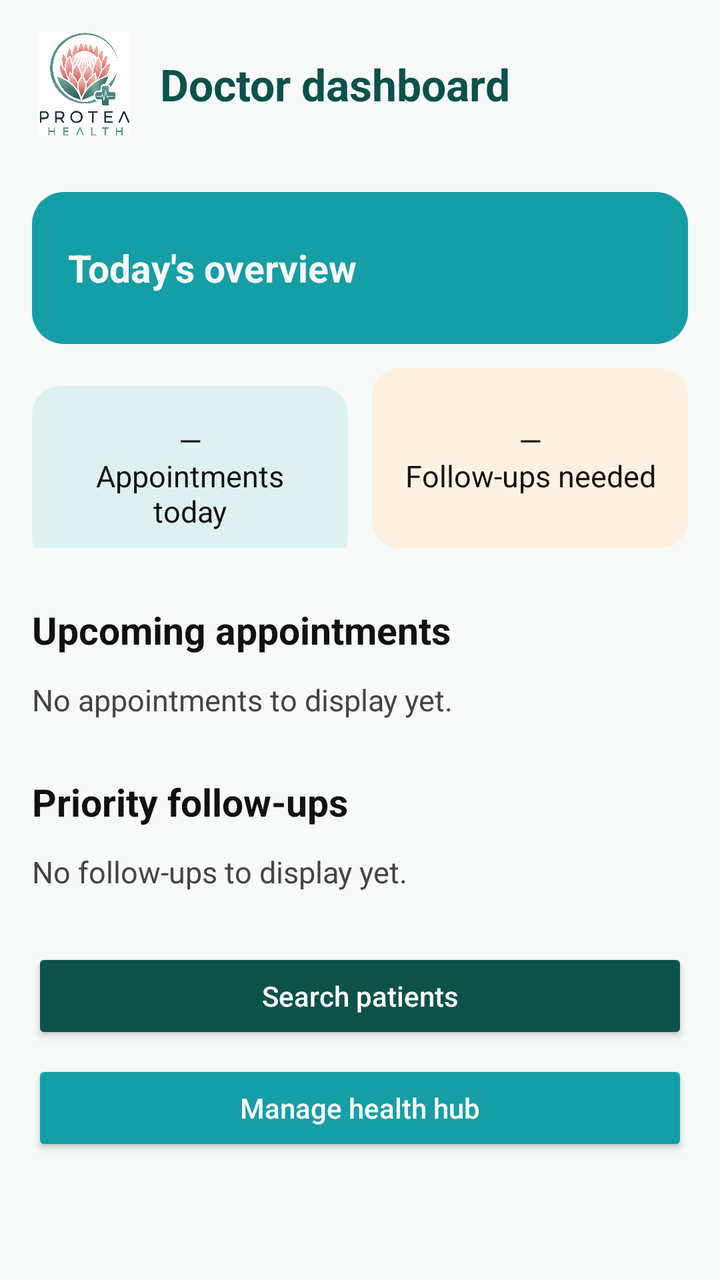
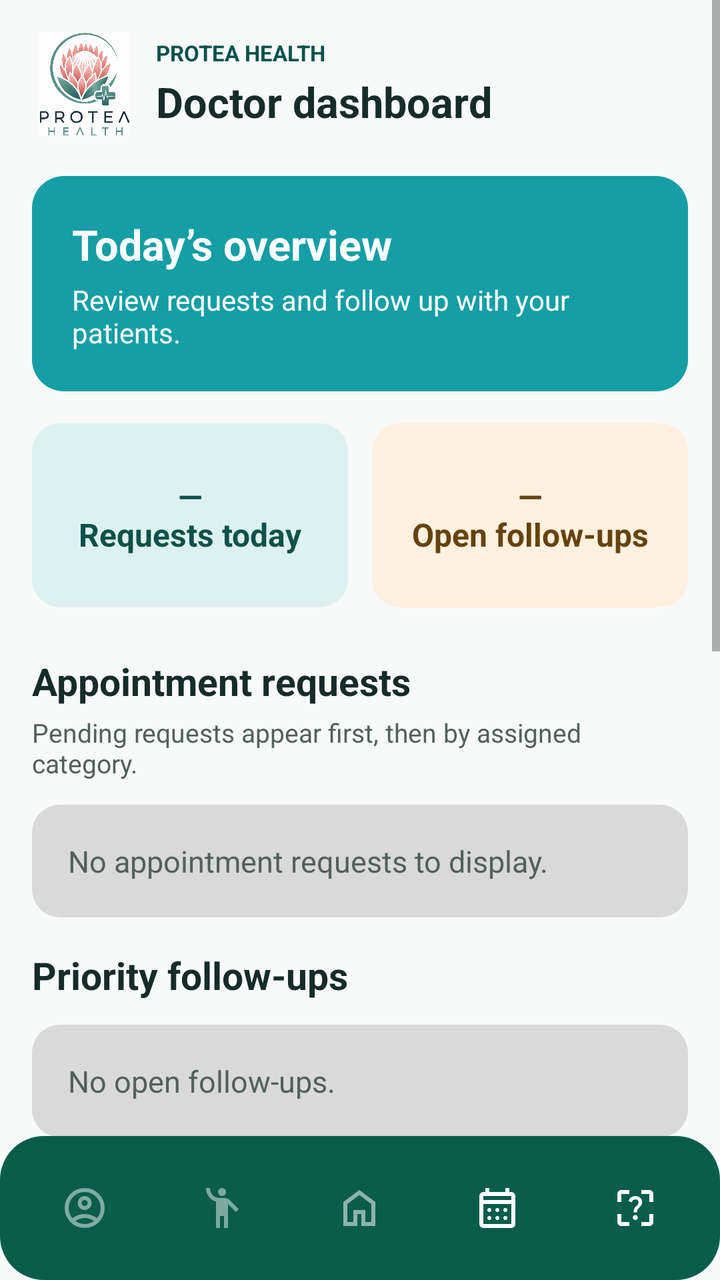

Two renders of the same Android screen: before a commit and after it. Below are the layout's source before the change and the commit's diff.
<!-- AndroidManifest.xml: application theme Theme.Proteahealth -->
<!-- res/layout/activity_doctor_dashboard.xml -->
<?xml version="1.0" encoding="utf-8"?>

<ScrollView xmlns:android="http://schemas.android.com/apk/res/android"
    android:layout_width="match_parent"
    android:layout_height="match_parent"
    android:background="#F7FAF9"
    android:fillViewport="true">

    <LinearLayout
        android:layout_width="match_parent"
        android:layout_height="wrap_content"
        android:orientation="vertical"
        android:padding="16dp">

        <LinearLayout
            android:layout_width="match_parent"
            android:layout_height="wrap_content"
            android:gravity="center_vertical"
            android:orientation="horizontal">

            <ImageView
                android:layout_width="52dp"
                android:layout_height="52dp"
                android:contentDescription="Protea Health logo"
                android:src="@drawable/project_logo_mark" />

            <TextView
                android:layout_width="wrap_content"
                android:layout_height="wrap_content"
                android:layout_marginStart="12dp"
                android:text="Doctor dashboard"
                android:textColor="#0C514A"
                android:textSize="22sp"
                android:textStyle="bold" />
        </LinearLayout>

        <TextView
            android:layout_width="match_parent"
            android:layout_height="wrap_content"
            android:layout_marginTop="28dp"
            android:text="Today's overview"
            android:textColor="#F7FAF9"
            android:textSize="19sp"
            android:textStyle="bold"
            android:background="@drawable/bg_home_banner"
            android:gravity="center_vertical"
            android:minHeight="76dp"
            android:padding="18dp"/>

        <LinearLayout
            android:layout_width="match_parent"
            android:layout_height="wrap_content"
            android:layout_marginTop="12dp"
            android:orientation="horizontal">

            <TextView
                android:id="@+id/tvTodayAppointmentsCount"
                android:layout_width="0dp"
                android:layout_height="wrap_content"
                android:layout_marginEnd="6dp"
                android:layout_weight="1"
                android:background="@drawable/bg_home_card"
                android:gravity="center"
                android:minHeight="90dp"
                android:padding="12dp"
                android:text="—\nAppointments today"
                android:textColor="#111111"
                android:textSize="15sp"
                android:backgroundTint="#DDF2F0"/>

            <TextView
                android:id="@+id/tvFollowUpsCount"
                android:layout_width="0dp"
                android:layout_height="wrap_content"
                android:layout_marginStart="6dp"
                android:layout_weight="1"
                android:background="@drawable/bg_home_card"
                android:gravity="center"
                android:minHeight="90dp"
                android:padding="12dp"
                android:text="—\nFollow-ups needed"
                android:textColor="#111111"
                android:backgroundTint="#FFF0DF"
                android:textSize="15sp" />
        </LinearLayout>

        <TextView
            android:layout_width="match_parent"
            android:layout_height="wrap_content"
            android:layout_marginTop="28dp"
            android:text="Upcoming appointments"
            android:textColor="#111111"
            android:textSize="19sp"
            android:textStyle="bold" />

        <LinearLayout
            android:id="@+id/appointmentsContainer"
            android:layout_width="match_parent"
            android:layout_height="wrap_content"
            android:layout_marginTop="12dp"
            android:orientation="vertical"
            android:background="@android:color/transparent"
            android:padding="0dp">

            <TextView
                android:id="@+id/tvAppointmentsEmpty"
                android:layout_width="match_parent"
                android:layout_height="wrap_content"
                android:text="No appointments to display yet."
                android:textColor="#444444"
                android:textSize="15sp" />
        </LinearLayout>

        <TextView
            android:layout_width="match_parent"
            android:layout_height="wrap_content"
            android:layout_marginTop="28dp"
            android:text="Priority follow-ups"
            android:textColor="#111111"
            android:textSize="19sp"
            android:textStyle="bold" />

        <LinearLayout
            android:id="@+id/followUpsContainer"
            android:layout_width="match_parent"
            android:layout_height="wrap_content"
            android:layout_marginTop="12dp"
            android:orientation="vertical"
            android:background="@android:color/transparent"
            android:padding="0dp">

            <TextView
                android:id="@+id/tvFollowUpsEmpty"
                android:layout_width="match_parent"
                android:layout_height="wrap_content"
                android:text="No follow-ups to display yet."
                android:textColor="#444444"
                android:textSize="15sp" />
        </LinearLayout>

        <Button
            android:id="@+id/btnSearchPatients"
            android:layout_width="match_parent"
            android:layout_height="wrap_content"
            android:layout_marginTop="28dp"
            android:minHeight="48dp"
            android:text="Search patients"
            android:backgroundTint="#0C514A"
            android:textColor="#FFFFFF"
            android:textAllCaps="false"/>

        <Button
            android:id="@+id/btnHealthHub"
            android:layout_width="match_parent"
            android:layout_height="wrap_content"
            android:layout_marginTop="8dp"
            android:minHeight="48dp"
            android:text="Manage health hub"
            android:backgroundTint="#159EA5"
            android:textColor="#FFFFFF"
            android:textAllCaps="false"/>

    </LinearLayout>
</ScrollView>
<!-- resources referenced by this layout -->
<resources>
  <!-- unchanged entries left out for length: 4 -->
</resources>

<!-- the commit's change to res/layout/activity_doctor_dashboard.xml (unified diff, before → after) -->
@@ -1,16 +1,25 @@
 <?xml version="1.0" encoding="utf-8"?>
-
-<ScrollView xmlns:android="http://schemas.android.com/apk/res/android"
+<FrameLayout
+    xmlns:android="http://schemas.android.com/apk/res/android"
+    android:id="@+id/doctorRoot"
     android:layout_width="match_parent"
     android:layout_height="match_parent"
-    android:background="#F7FAF9"
+    android:background="#F7FAF9">
+
+<ScrollView
+    android:layout_width="match_parent"
+    android:layout_height="match_parent"
+    android:layout_marginBottom="70dp"
     android:fillViewport="true">
 
     <LinearLayout
         android:layout_width="match_parent"
         android:layout_height="wrap_content"
         android:orientation="vertical"
-        android:padding="16dp">
+        android:paddingStart="16dp"
+        android:paddingTop="16dp"
+        android:paddingEnd="16dp"
+        android:paddingBottom="28dp">
 
         <LinearLayout
             android:layout_width="match_parent"
@@ -22,35 +31,75 @@
                 android:layout_width="52dp"
                 android:layout_height="52dp"
                 android:contentDescription="Protea Health logo"
+                android:scaleType="fitCenter"
                 android:src="@drawable/project_logo_mark" />
 
-            <TextView
-                android:layout_width="wrap_content"
-                android:layout_height="wrap_content"
-                android:layout_marginStart="12dp"
-                android:text="Doctor dashboard"
-                android:textColor="#0C514A"
-                android:textSize="22sp"
+            <LinearLayout
+                android:layout_width="0dp"
+                android:layout_height="wrap_content"
+                android:layout_marginStart="10dp"
+                android:layout_weight="1"
+                android:orientation="vertical">
+
+                <TextView
+                    android:layout_width="match_parent"
+                    android:layout_height="wrap_content"
+                    android:text="PROTEA HEALTH"
+                    android:textColor="#0C514A"
+                    android:textSize="11sp"
+                    android:textStyle="bold" />
+
+                <TextView
+                    android:layout_width="match_parent"
+                    android:layout_height="wrap_content"
+                    android:layout_marginTop="3dp"
+                    android:text="Doctor dashboard"
+                    android:textColor="#152C29"
+                    android:textSize="21sp"
+                    android:textStyle="bold" />
+            </LinearLayout>
+        </LinearLayout>
+
+        <LinearLayout
+            android:layout_width="match_parent"
+            android:layout_height="wrap_content"
+            android:layout_marginTop="20dp"
+            android:background="@drawable/bg_home_banner"
+            android:orientation="vertical"
+            android:padding="20dp">
+
+            <TextView
+                android:layout_width="match_parent"
+                android:layout_height="wrap_content"
+                android:text="Today’s overview"
+                android:textColor="#FFFFFF"
+                android:textSize="21sp"
                 android:textStyle="bold" />
-        </LinearLayout>
-
-        <TextView
-            android:layout_width="match_parent"
-            android:layout_height="wrap_content"
-            android:layout_marginTop="28dp"
-            android:text="Today's overview"
-            android:textColor="#F7FAF9"
-            android:textSize="19sp"
+
+            <TextView
+                android:layout_width="match_parent"
+                android:layout_height="wrap_content"
+                android:layout_marginTop="4dp"
+                android:text="Review requests and follow up with your patients."
+                android:textColor="#FFFFFF"
+                android:textSize="14sp" />
+        </LinearLayout>
+
+        <TextView
+            android:id="@+id/tvPreviewLabel"
+            android:layout_width="match_parent"
+            android:layout_height="wrap_content"
+            android:layout_marginTop="12dp"
+            android:text="PREVIEW DATA · Decisions are stored on this device only"
+            android:textColor="#875000"
+            android:textSize="12sp"
             android:textStyle="bold"
-            android:background="@drawable/bg_home_banner"
-            android:gravity="center_vertical"
-            android:minHeight="76dp"
-            android:padding="18dp"/>
-
-        <LinearLayout
-            android:layout_width="match_parent"
-            android:layout_height="wrap_content"
-            android:layout_marginTop="12dp"
+            android:visibility="gone" />
+
+        <LinearLayout
+            android:layout_width="match_parent"
+            android:layout_height="wrap_content"
+            android:layout_marginTop="16dp"
             android:orientation="horizontal">
 
             <TextView
@@ -60,13 +109,14 @@
                 android:layout_marginEnd="6dp"
                 android:layout_weight="1"
                 android:background="@drawable/bg_home_card"
+                android:backgroundTint="#DDF2F0"
                 android:gravity="center"
-                android:minHeight="90dp"
+                android:minHeight="92dp"
                 android:padding="12dp"
-                android:text="—\nAppointments today"
-                android:textColor="#111111"
-                android:textSize="15sp"
-                android:backgroundTint="#DDF2F0"/>
+                android:text="—\nRequests today"
+                android:textColor="#0C514A"
+                android:textSize="16sp"
+                android:textStyle="bold" />
 
             <TextView
                 android:id="@+id/tvFollowUpsCount"
@@ -75,48 +125,57 @@
                 android:layout_marginStart="6dp"
                 android:layout_weight="1"
                 android:background="@drawable/bg_home_card"
+                android:backgroundTint="#FFF0DF"
                 android:gravity="center"
-                android:minHeight="90dp"
+                android:minHeight="92dp"
                 android:padding="12dp"
-                android:text="—\nFollow-ups needed"
-                android:textColor="#111111"
-                android:backgroundTint="#FFF0DF"
-                android:textSize="15sp" />
-        </LinearLayout>
-
-        <TextView
-            android:layout_width="match_parent"
-            android:layout_height="wrap_content"
-            android:layout_marginTop="28dp"
-            android:text="Upcoming appointments"
-            android:textColor="#111111"
+                android:text="—\nOpen follow-ups"
+                android:textColor="#66420F"
+                android:textSize="16sp"
+                android:textStyle="bold" />
+        </LinearLayout>
+
+        <TextView
+            android:layout_width="match_parent"
+            android:layout_height="wrap_content"
+            android:layout_marginTop="24dp"
+            android:text="Appointment requests"
+            android:textColor="#152C29"
             android:textSize="19sp"
             android:textStyle="bold" />
 
+        <TextView
+            android:layout_width="match_parent"
+            android:layout_height="wrap_content"
+            android:layout_marginTop="4dp"
+            android:text="Pending requests appear first, then by assigned category."
+            android:textColor="#52605D"
+            android:textSize="13sp" />
+
         <LinearLayout
             android:id="@+id/appointmentsContainer"
             android:layout_width="match_parent"
             android:layout_height="wrap_content"
             android:layout_marginTop="12dp"
-            android:orientation="vertical"
-            android:background="@android:color/transparent"
-            android:padding="0dp">
+            android:orientation="vertical">
 
             <TextView
                 android:id="@+id/tvAppointmentsEmpty"
                 android:layout_width="match_parent"
                 android:layout_height="wrap_content"
-                android:text="No appointments to display yet."
-                android:textColor="#444444"
+                android:background="@drawable/bg_home_card"
+                android:padding="18dp"
+                android:text="No appointment requests to display."
+                android:textColor="#52605D"
                 android:textSize="15sp" />
         </LinearLayout>
 
         <TextView
             android:layout_width="match_parent"
             android:layout_height="wrap_content"
-            android:layout_marginTop="28dp"
+            android:layout_marginTop="16dp"
             android:text="Priority follow-ups"
-            android:textColor="#111111"
+            android:textColor="#152C29"
             android:textSize="19sp"
             android:textStyle="bold" />
 
@@ -125,16 +184,97 @@
             android:layout_width="match_parent"
             android:layout_height="wrap_content"
             android:layout_marginTop="12dp"
-            android:orientation="vertical"
-            android:background="@android:color/transparent"
-            android:padding="0dp">
+            android:orientation="vertical">
 
             <TextView
                 android:id="@+id/tvFollowUpsEmpty"
                 android:layout_width="match_parent"
                 android:layout_height="wrap_content"
-                android:text="No follow-ups to display yet."
-                android:textColor="#444444"
+                android:background="@drawable/bg_home_card"
+                android:padding="18dp"
+                android:text="No open follow-ups."
+                android:textColor="#52605D"
+                android:textSize="15sp" />
+        </LinearLayout>
+
+        <TextView
+            android:layout_width="match_parent"
+            android:layout_height="wrap_content"
+            android:layout_marginTop="24dp"
+            android:text="Patient questions"
+            android:textColor="#152C29"
+            android:textSize="19sp"
+            android:textStyle="bold" />
+
+        <TextView
+            android:layout_width="match_parent"
+            android:layout_height="wrap_content"
+            android:layout_marginTop="4dp"
+            android:text="Read questions and answer those awaiting a response."
+            android:textColor="#52605D"
+            android:textSize="13sp" />
+
+        <LinearLayout
+            android:id="@+id/questionsContainer"
+            android:layout_width="match_parent"
+            android:layout_height="wrap_content"
+            android:layout_marginTop="12dp"
+            android:orientation="vertical">
+
+            <TextView
+                android:id="@+id/tvQuestionsEmpty"
+                android:layout_width="match_parent"
+                android:layout_height="wrap_content"
+                android:background="@drawable/bg_home_card"
+                android:padding="18dp"
+                android:text="No patient questions to display."
+                android:textColor="#52605D"
+                android:textSize="15sp" />
+        </LinearLayout>
+
+        <TextView
+            android:layout_width="match_parent"
+            android:layout_height="wrap_content"
+            android:layout_marginTop="16dp"
+            android:text="Health tips"
+            android:textColor="#152C29"
+            android:textSize="19sp"
+            android:textStyle="bold" />
+
+        <TextView
+            android:layout_width="match_parent"
+            android:layout_height="wrap_content"
+            android:layout_marginTop="4dp"
+            android:text="Write and review tips for patients."
+            android:textColor="#52605D"
+            android:textSize="13sp" />
+
+        <Button
+            android:id="@+id/btnPostTip"
+            android:layout_width="match_parent"
+            android:layout_height="wrap_content"
+            android:layout_marginTop="12dp"
+            android:backgroundTint="#159EA5"
+            android:minHeight="48dp"
+            android:text="Post a health tip"
+            android:textAllCaps="false"
+            android:textColor="#FFFFFF" />
+
+        <LinearLayout
+            android:id="@+id/tipsContainer"
+            android:layout_width="match_parent"
+            android:layout_height="wrap_content"
+            android:layout_marginTop="12dp"
+            android:orientation="vertical">
+
+            <TextView
+                android:id="@+id/tvTipsEmpty"
+                android:layout_width="match_parent"
+                android:layout_height="wrap_content"
+                android:background="@drawable/bg_home_card"
+                android:padding="18dp"
+                android:text="No health tips posted in this preview yet."
+                android:textColor="#52605D"
                 android:textSize="15sp" />
         </LinearLayout>
 
@@ -142,23 +282,96 @@
             android:id="@+id/btnSearchPatients"
             android:layout_width="match_parent"
             android:layout_height="wrap_content"
-            android:layout_marginTop="28dp"
+            android:layout_marginTop="22dp"
+            android:backgroundTint="#0C514A"
             android:minHeight="48dp"
-            android:text="Search patients"
-            android:backgroundTint="#0C514A"
-            android:textColor="#FFFFFF"
-            android:textAllCaps="false"/>
-
-        <Button
-            android:id="@+id/btnHealthHub"
-            android:layout_width="match_parent"
-            android:layout_height="wrap_content"
-            android:layout_marginTop="8dp"
-            android:minHeight="48dp"
-            android:text="Manage health hub"
-            android:backgroundTint="#159EA5"
-            android:textColor="#FFFFFF"
-            android:textAllCaps="false"/>
-
+            android:text="Find dashboard patients"
+            android:textAllCaps="false"
+            android:textColor="#FFFFFF" />
     </LinearLayout>
 </ScrollView>
+
+    <include
+        layout="@layout/doctor_bottom_nav"
+        android:layout_width="match_parent"
+        android:layout_height="wrap_content"
+        android:layout_gravity="bottom" />
+
+</FrameLayout>
+<!-- res/layout/doctor_bottom_nav.xml (included above) -->
+<?xml version="1.0" encoding="utf-8"?>
+<LinearLayout xmlns:android="http://schemas.android.com/apk/res/android"
+    xmlns:app="http://schemas.android.com/apk/res-auto"
+    android:id="@+id/doctorBottomNavigation"
+    android:layout_width="match_parent"
+    android:layout_height="75dp"
+    android:layout_gravity="bottom"
+    android:layout_margin="12dp"
+    android:background="@drawable/bottom_nav_bg"
+    android:gravity="center"
+    android:orientation="horizontal"
+    android:padding="8dp">
+
+
+
+    
+    <ImageButton
+        android:id="@+id/navDoctorProfile"
+        android:layout_width="0dp"
+        android:layout_height="56dp"
+        android:layout_weight="1"
+        app:tint="@android:color/white"
+        android:background="@android:color/transparent"
+        android:src="@drawable/baseline_account_circle_24"
+        android:contentDescription="Profile"
+        android:padding="14dp" />
+
+    
+    <ImageButton
+        android:id="@+id/navDoctorPatients"
+        android:layout_width="0dp"
+        android:layout_height="56dp"
+        android:layout_weight="1"
+        app:tint="@android:color/white"
+        android:background="@android:color/transparent"
+        android:src="@drawable/outline_emoji_people_24"
+        android:contentDescription="Patients"
+        android:padding="14dp" />
+
+    
+    <ImageButton
+        android:id="@+id/navDoctorHome"
+        android:layout_width="0dp"
+        android:layout_height="56dp"
+        android:layout_weight="1"
+        app:tint="@android:color/white"
+        android:background="@android:color/transparent"
+        android:src="@drawable/outline_home_24"
+        android:contentDescription="Home"
+        android:padding="14dp" />
+
+    
+    <ImageButton
+        android:id="@+id/navDoctorAppointments"
+        android:layout_width="0dp"
+        android:layout_height="56dp"
+        android:layout_weight="1"
+        app:tint="@android:color/white"
+        android:background="@android:color/transparent"
+        android:src="@drawable/outline_calendar_month_24"
+        android:contentDescription="Appointments"
+        android:padding="14dp" />
+
+    
+    <ImageButton
+        android:id="@+id/navDoctorQuestions"
+        android:layout_width="0dp"
+        android:layout_height="56dp"
+        android:layout_weight="1"
+        app:tint="@android:color/white"
+        android:background="@android:color/transparent"
+        android:src="@drawable/outline_indeterminate_question_box_24"
+        android:contentDescription="Questions"
+        android:padding="14dp" />
+
+</LinearLayout>
<!-- resource entries referenced after the edit -->
@@ -1,5 +1,48 @@
 <!-- resources referenced by this layout -->
 <resources>
+  <!-- drawable baseline_account_circle_24 (drawable) -->
+  <vector xmlns:android="http://schemas.android.com/apk/res/android" android:alpha="0.48" android:height="24dp" android:tint="#000000" android:viewportHeight="960" android:viewportWidth="960" android:width="24dp">
+        
+      <path android:fillColor="@android:color/white" android:pathData="M234,684Q285,645 348,622.5Q411,600 480,600Q549,600 612,622.5Q675,645 726,684Q761,643 780.5,591Q800,539 800,480Q800,347 706.5,253.5Q613,160 480,160Q347,160 253.5,253.5Q160,347 160,480Q160,539 179.5,591Q199,643 234,684ZM380.5,479.5Q340,439 340,380Q340,321 380.5,280.5Q421,240 480,240Q539,240 579.5,280.5Q620,321 620,380Q620,439 579.5,479.5Q539,520 480,520Q421,520 380.5,479.5ZM480,880Q397,880 324,848.5Q251,817 197,763Q143,709 111.5,636Q80,563 80,480Q80,397 111.5,324Q143,251 197,197Q251,143 324,111.5Q397,80 480,80Q563,80 636,111.5Q709,143 763,197Q817,251 848.5,324Q880,397 880,480Q880,563 848.5,636Q817,709 763,763Q709,817 636,848.5Q563,880 480,880ZM580,784.5Q627,769 666,740Q627,711 580,695.5Q533,680 480,680Q427,680 380,695.5Q333,711 294,740Q333,769 380,784.5Q427,800 480,800Q533,800 580,784.5ZM523,423Q540,406 540,380Q540,354 523,337Q506,320 480,320Q454,320 437,337Q420,354 420,380Q420,406 437,423Q454,440 480,440Q506,440 523,423ZM480,380Q480,380 480,380Q480,380 480,380Q480,380 480,380Q480,380 480,380Q480,380 480,380Q480,380 480,380Q480,380 480,380Q480,380 480,380ZM480,740Q480,740 480,740Q480,740 480,740Q480,740 480,740Q480,740 480,740Q480,740 480,740Q480,740 480,740Q480,740 480,740Q480,740 480,740Z"/>
+      
+  </vector>
+  <!-- drawable bottom_nav_bg (drawable) -->
+  <?xml version="1.0" encoding="utf-8"?>
+  <shape xmlns:android="http://schemas.android.com/apk/res/android" android:shape='rectangle'>
+  
+      <solid android:color="@color/green"/>
+  
+      <corners android:topLeftRadius="22dp"
+          android:topRightRadius="22dp"
+          android:bottomRightRadius="22dp"
+          android:bottomLeftRadius="22dp"/>
+  
+  </shape>
+  <!-- drawable outline_calendar_month_24 (drawable) -->
+  <vector xmlns:android="http://schemas.android.com/apk/res/android" android:height="24dp" android:tint="#000000" android:viewportHeight="960" android:viewportWidth="960" android:width="24dp">
+        
+      <path android:fillColor="@android:color/white" android:pathData="M200,880Q167,880 143.5,856.5Q120,833 120,800L120,240Q120,207 143.5,183.5Q167,160 200,160L240,160L240,80L320,80L320,160L640,160L640,80L720,80L720,160L760,160Q793,160 816.5,183.5Q840,207 840,240L840,800Q840,833 816.5,856.5Q793,880 760,880L200,880ZM200,800L760,800Q760,800 760,800Q760,800 760,800L760,400L200,400L200,800Q200,800 200,800Q200,800 200,800ZM200,320L760,320L760,240Q760,240 760,240Q760,240 760,240L200,240Q200,240 200,240Q200,240 200,240L200,320ZM200,320L200,240Q200,240 200,240Q200,240 200,240L200,240Q200,240 200,240Q200,240 200,240L200,320ZM480,560Q463,560 451.5,548.5Q440,537 440,520Q440,503 451.5,491.5Q463,480 480,480Q497,480 508.5,491.5Q520,503 520,520Q520,537 508.5,548.5Q497,560 480,560ZM291.5,548.5Q280,537 280,520Q280,503 291.5,491.5Q303,480 320,480Q337,480 348.5,491.5Q360,503 360,520Q360,537 348.5,548.5Q337,560 320,560Q303,560 291.5,548.5ZM640,560Q623,560 611.5,548.5Q600,537 600,520Q600,503 611.5,491.5Q623,480 640,480Q657,480 668.5,491.5Q680,503 680,520Q680,537 668.5,548.5Q657,560 640,560ZM480,720Q463,720 451.5,708.5Q440,697 440,680Q440,663 451.5,651.5Q463,640 480,640Q497,640 508.5,651.5Q520,663 520,680Q520,697 508.5,708.5Q497,720 480,720ZM291.5,708.5Q280,697 280,680Q280,663 291.5,651.5Q303,640 320,640Q337,640 348.5,651.5Q360,663 360,680Q360,697 348.5,708.5Q337,720 320,720Q303,720 291.5,708.5ZM640,720Q623,720 611.5,708.5Q600,697 600,680Q600,663 611.5,651.5Q623,640 640,640Q657,640 668.5,651.5Q680,663 680,680Q680,697 668.5,708.5Q657,720 640,720Z"/>
+      
+  </vector>
+  <!-- drawable outline_emoji_people_24 (drawable) -->
+  <vector xmlns:android="http://schemas.android.com/apk/res/android" android:alpha="0.47" android:height="24dp" android:tint="#000000" android:viewportHeight="960" android:viewportWidth="960" android:width="24dp">
+        
+      <path android:fillColor="@android:color/white" android:pathData="M360,880L360,351Q269,327 214.5,250.5Q160,174 160,80L240,80Q240,163 293.5,221.5Q347,280 430,280L530,280Q560,280 586,291Q612,302 633,323L814,504L758,560L600,402L600,880L520,880L520,640L440,640L440,880L360,880ZM423.5,216.5Q400,193 400,160Q400,127 423.5,103.5Q447,80 480,80Q513,80 536.5,103.5Q560,127 560,160Q560,193 536.5,216.5Q513,240 480,240Q447,240 423.5,216.5Z"/>
+      
+  </vector>
+  <!-- drawable outline_home_24 (drawable) -->
+  <vector xmlns:android="http://schemas.android.com/apk/res/android" android:alpha="0.53" android:height="24dp" android:tint="#000000" android:viewportHeight="960" android:viewportWidth="960" android:width="24dp">
+        
+      <path android:fillColor="@android:color/white" android:pathData="M240,760L360,760L360,520L600,520L600,760L720,760L720,400L480,220L240,400L240,760ZM160,840L160,360L480,120L800,360L800,840L520,840L520,600L440,600L440,840L160,840ZM480,490L480,490L480,490L480,490L480,490L480,490L480,490L480,490L480,490Z"/>
+      
+  </vector>
+  <!-- drawable outline_indeterminate_question_box_24 (drawable) -->
+  <vector xmlns:android="http://schemas.android.com/apk/res/android" android:height="24dp" android:tint="#000000" android:viewportHeight="960" android:viewportWidth="960" android:width="24dp">
+        
+      <path android:fillColor="@android:color/white" android:pathData="M200,840Q167,840 143.5,816.5Q120,793 120,760L120,600L200,600L200,760Q200,760 200,760Q200,760 200,760L360,760L360,840L200,840ZM760,840L600,840L600,760L760,760Q760,760 760,760Q760,760 760,760L760,600L840,600L840,760Q840,793 816.5,816.5Q793,840 760,840ZM120,200Q120,167 143.5,143.5Q167,120 200,120L360,120L360,200L200,200Q200,200 200,200Q200,200 200,200L200,360L120,360L120,200ZM840,200L840,360L760,360L760,200Q760,200 760,200Q760,200 760,200L600,200L600,120L760,120Q793,120 816.5,143.5Q840,167 840,200ZM515.5,705.5Q530,691 530,670Q530,649 515.5,634.5Q501,620 480,620Q459,620 444.5,634.5Q430,649 430,670Q430,691 444.5,705.5Q459,720 480,720Q501,720 515.5,705.5ZM444,567L517,567Q517,533 525,515Q533,497 560,470Q595,435 606.5,413.5Q618,392 618,362Q618,308 579,274Q540,240 480,240Q430,240 394,266Q358,292 342,340L408,367Q415,341 434.5,324.5Q454,308 480,308Q509,308 526.5,323.5Q544,339 544,365Q544,385 534.5,402.5Q525,420 502,439Q469,468 456.5,495Q444,522 444,567Z"/>
+      
+  </vector>
+  <color name="green">#0B5D4B</color>
   <!-- unchanged entries left out for length: 4 -->
 </resources>
 
